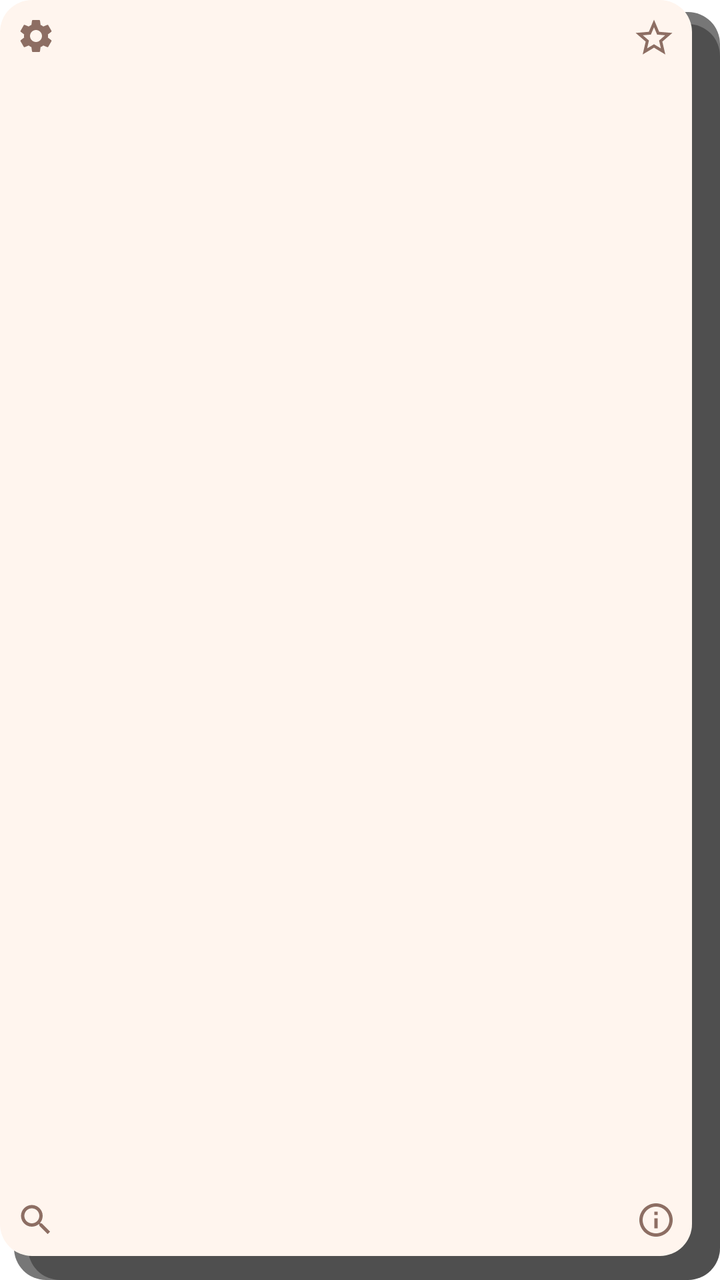
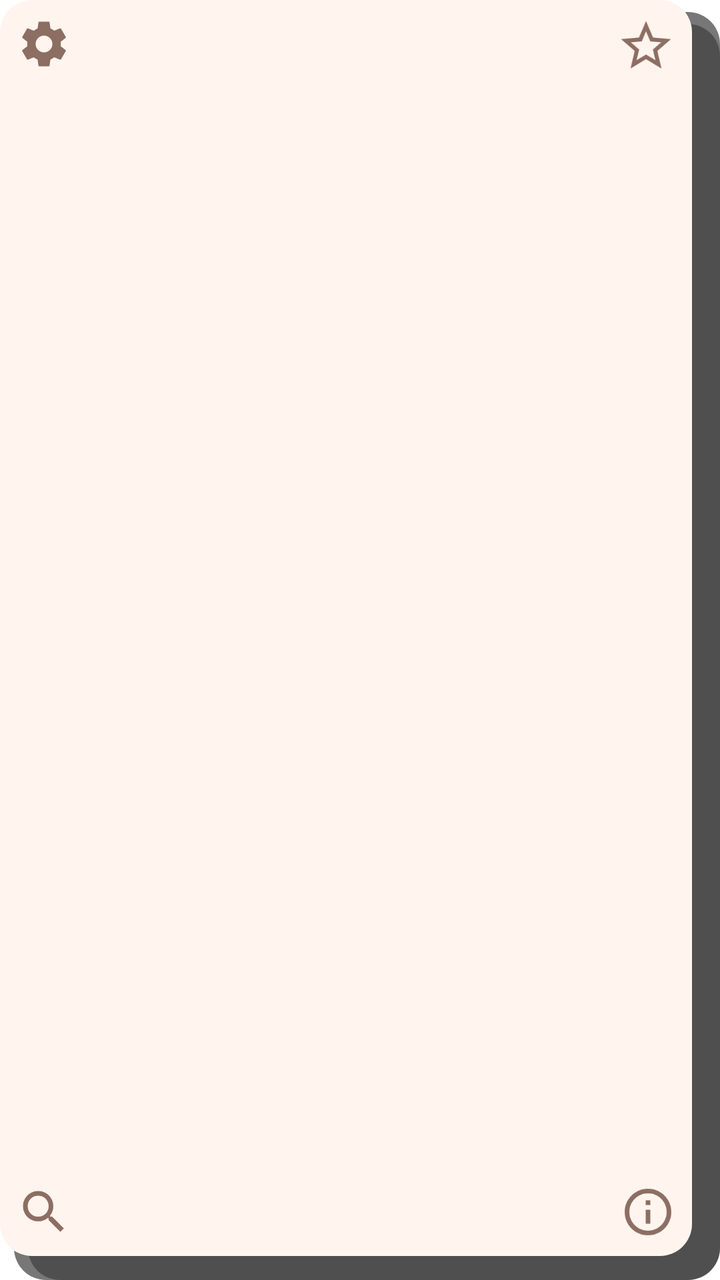

Compare the two renders of this Android layout. The source of the first and the diff that turns it into the second are given below.
<!-- AndroidManifest.xml: fallback theme Theme.MaterialComponents.DayNight.NoActionBar -->
<!-- res/layout/word_widget.xml -->
<?xml version="1.0" encoding="utf-8"?>
<FrameLayout xmlns:android="http://schemas.android.com/apk/res/android"
    android:id="@+id/widget_root"
    android:layout_width="match_parent"
    android:layout_height="match_parent">

    <FrameLayout
        android:id="@+id/widget_card"
        android:layout_width="match_parent"
        android:layout_height="match_parent"
        android:background="@drawable/widget_deck_bg">

        <LinearLayout
            android:layout_width="match_parent"
            android:layout_height="match_parent"
            android:orientation="vertical"
            android:gravity="center"
            android:paddingLeft="14dp"
            android:paddingRight="24dp"
            android:paddingTop="10dp"
            android:paddingBottom="22dp">

            <TextView
                android:id="@+id/widget_title"
                android:layout_width="match_parent"
                android:layout_height="0dp"
                android:layout_weight="1"
                android:gravity="center"
                android:textColor="@color/widget_title"
                android:textSize="44sp"
                android:textStyle="bold"
                android:maxLines="2"
                android:ellipsize="end"
                android:autoSizeTextType="uniform"
                android:autoSizeMinTextSize="16sp"
                android:autoSizeMaxTextSize="76sp"
                android:autoSizeStepGranularity="2sp" />

            <TextView
                android:id="@+id/widget_subtitle"
                android:layout_width="match_parent"
                android:layout_height="wrap_content"
                android:gravity="center"
                android:textColor="@color/widget_subtitle"
                android:textSize="15sp"
                android:maxLines="1"
                android:ellipsize="end" />
        </LinearLayout>
    </FrameLayout>

    
    <LinearLayout
        android:layout_width="match_parent"
        android:layout_height="match_parent"
        android:orientation="horizontal">

        <FrameLayout
            android:id="@+id/widget_prev"
            android:layout_width="0dp"
            android:layout_height="match_parent"
            android:layout_weight="1"
            android:contentDescription="@string/widget_previous" />

        <FrameLayout
            android:id="@+id/widget_next"
            android:layout_width="0dp"
            android:layout_height="match_parent"
            android:layout_weight="1"
            android:contentDescription="@string/widget_next" />
    </LinearLayout>

    
    <ImageView
        android:id="@+id/widget_settings"
        android:layout_width="32dp"
        android:layout_height="32dp"
        android:layout_gravity="top|start"
        android:layout_marginLeft="2dp"
        android:layout_marginTop="2dp"
        android:padding="6dp"
        android:src="@drawable/ic_widget_settings"
        android:contentDescription="@string/widget_settings" />

    
    <ImageView
        android:id="@+id/widget_fav"
        android:layout_width="34dp"
        android:layout_height="34dp"
        android:layout_gravity="top|end"
        android:layout_marginRight="16dp"
        android:layout_marginTop="2dp"
        android:padding="6dp"
        android:src="@drawable/ic_widget_star"
        android:contentDescription="@string/widget_favorite" />

    
    <ImageView
        android:id="@+id/widget_info"
        android:layout_width="32dp"
        android:layout_height="32dp"
        android:layout_gravity="bottom|end"
        android:layout_marginRight="16dp"
        android:layout_marginBottom="14dp"
        android:padding="6dp"
        android:src="@drawable/ic_widget_info"
        android:contentDescription="@string/widget_info" />

    
    <ImageView
        android:id="@+id/widget_lens"
        android:layout_width="32dp"
        android:layout_height="32dp"
        android:layout_gravity="bottom|start"
        android:layout_marginLeft="2dp"
        android:layout_marginBottom="14dp"
        android:padding="6dp"
        android:src="@drawable/ic_widget_lens"
        android:contentDescription="@string/widget_lens" />
</FrameLayout>
<!-- resources referenced by this layout -->
<resources>
  <color name="widget_subtitle">#8D6E63</color>
  <color name="widget_title">#000000</color>
  <!-- drawable ic_widget_info (drawable) -->
  <vector xmlns:android="http://schemas.android.com/apk/res/android"
      android:width="24dp" android:height="24dp"
      android:viewportWidth="24" android:viewportHeight="24">
      <path android:fillColor="@color/widget_subtitle"
          android:pathData="M11,7h2v2h-2zM11,11h2v6h-2zM12,2C6.48,2 2,6.48 2,12s4.48,10 10,10 10,-4.48 10,-10S17.52,2 12,2zM12,20c-4.41,0 -8,-3.59 -8,-8s3.59,-8 8,-8 8,3.59 8,8 -3.59,8 -8,8z"/>
  </vector>
  <!-- drawable ic_widget_lens (drawable) -->
  <vector xmlns:android="http://schemas.android.com/apk/res/android"
      android:width="24dp" android:height="24dp"
      android:viewportWidth="24" android:viewportHeight="24">
      <path android:fillColor="@color/widget_subtitle"
          android:pathData="M15.5,14h-0.79l-0.28,-0.27C15.41,12.59 16,11.11 16,9.5 16,5.91 13.09,3 9.5,3S3,5.91 3,9.5 5.91,16 9.5,16c1.61,0 3.09,-0.59 4.23,-1.57l0.27,0.28v0.79l5,4.99L20.49,19l-4.99,-5zM9.5,14C7.01,14 5,11.99 5,9.5S7.01,5 9.5,5 14,7.01 14,9.5 11.99,14 9.5,14z"/>
  </vector>
  <!-- drawable ic_widget_star (drawable) -->
  <vector xmlns:android="http://schemas.android.com/apk/res/android"
      android:width="24dp" android:height="24dp"
      android:viewportWidth="24" android:viewportHeight="24">
      <path android:fillColor="@color/widget_subtitle"
          android:pathData="M22,9.24l-7.19,-0.62L12,2 9.19,8.62 2,9.24l5.46,4.73L5.82,21 12,17.27 18.18,21l-1.63,-7.03L22,9.24zM12,15.4l-3.76,2.27 1,-4.28 -3.32,-2.88 4.38,-0.38L12,6.1l1.71,4.04 4.38,0.38 -3.32,2.88 1,4.28L12,15.4z"/>
  </vector>
  <!-- drawable widget_deck_bg (drawable) -->
  <?xml version="1.0" encoding="utf-8"?>
  <layer-list xmlns:android="http://schemas.android.com/apk/res/android">
      <item android:left="14dp" android:top="12dp">
          <shape android:shape="rectangle">
              <solid android:color="#55000000" />
              <corners android:radius="16dp" />
          </shape>
      </item>
      <item android:left="7dp" android:top="6dp">
          <shape android:shape="rectangle">
              <solid android:color="#88000000" />
              <corners android:radius="16dp" />
          </shape>
      </item>
      <item android:right="14dp" android:bottom="12dp">
          <shape android:shape="rectangle">
              <solid android:color="@color/widget_background" />
              <corners android:radius="16dp" />
          </shape>
      </item>
  </layer-list>
  <string name="widget_favorite">Favori</string>
  <string name="widget_info">Anlamı</string>
  <string name="widget_lens">Ekran merceği</string>
  <string name="widget_next">Sonraki</string>
  <string name="widget_previous">Önceki</string>
  <string name="widget_settings">Ayarlar</string>
  <color name="widget_background">#FFF5EE</color>
  <!-- unchanged entries left out for length: 1 -->
</resources>

<!-- the commit's change to res/layout/word_widget.xml (unified diff, before → after) -->
@@ -72,8 +72,8 @@
     
     <ImageView
         android:id="@+id/widget_settings"
-        android:layout_width="32dp"
-        android:layout_height="32dp"
+        android:layout_width="40dp"
+        android:layout_height="40dp"
         android:layout_gravity="top|start"
         android:layout_marginLeft="2dp"
         android:layout_marginTop="2dp"
@@ -84,8 +84,8 @@
     
     <ImageView
         android:id="@+id/widget_fav"
-        android:layout_width="34dp"
-        android:layout_height="34dp"
+        android:layout_width="42dp"
+        android:layout_height="42dp"
         android:layout_gravity="top|end"
         android:layout_marginRight="16dp"
         android:layout_marginTop="2dp"
@@ -96,8 +96,8 @@
     
     <ImageView
         android:id="@+id/widget_info"
-        android:layout_width="32dp"
-        android:layout_height="32dp"
+        android:layout_width="40dp"
+        android:layout_height="40dp"
         android:layout_gravity="bottom|end"
         android:layout_marginRight="16dp"
         android:layout_marginBottom="14dp"
@@ -108,8 +108,8 @@
     
     <ImageView
         android:id="@+id/widget_lens"
-        android:layout_width="32dp"
-        android:layout_height="32dp"
+        android:layout_width="40dp"
+        android:layout_height="40dp"
         android:layout_gravity="bottom|start"
         android:layout_marginLeft="2dp"
         android:layout_marginBottom="14dp"
